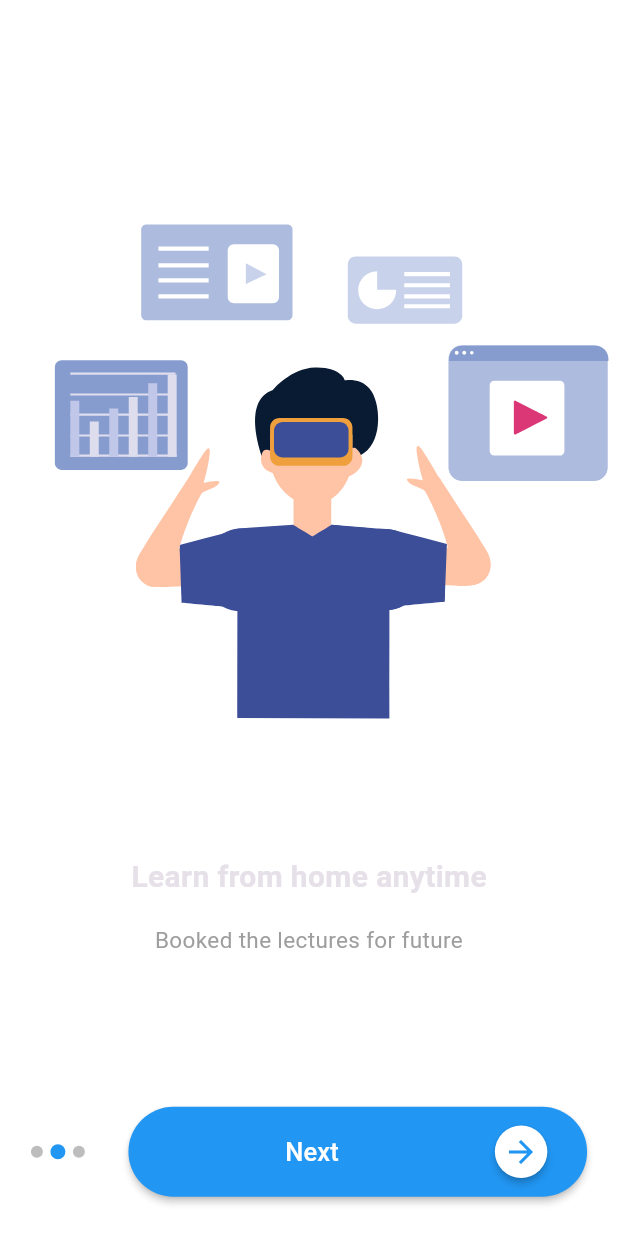
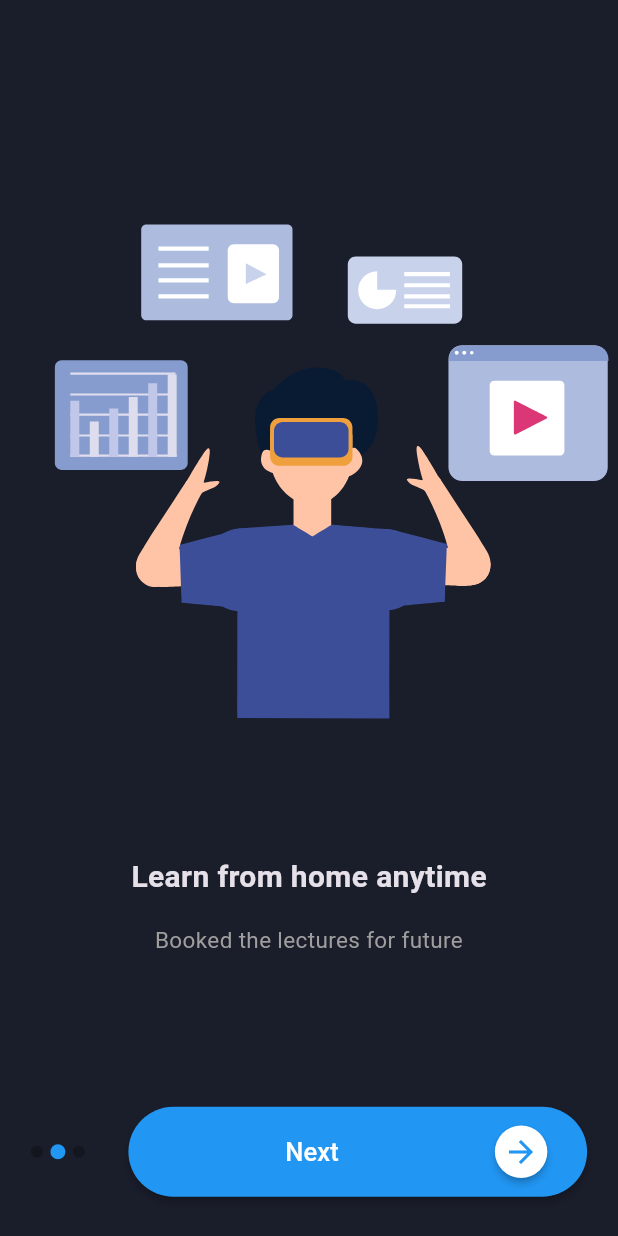
Before and after one commit to Mahmoud-Niazy/E-Learning, a Flutter app: the screen it shows after launch, after a tap on "Next", on a phone screen of 412 x 824 dp. Run offline on Flutter 3.47's test engine with Material 3 defaults, Android fonts, the phone set to English and light mode, and no system bars; our stand-ins replace carousel_slider, dio, flutter_bloc, flutter_dotenv, flutter_screenutil, get and 9 more; missing offline and left inert: flutter_stripe, translator; accounts and stored records are empty; network calls fail; Roboto replaces fonts that are missing (LamaSans); project files that could hold a hidden picture were left out.

Commit message:
toggle between 2 modes

```diff
--- a/lib/core/localization/languages/ar.dart
+++ b/lib/core/localization/languages/ar.dart
@@ -103,6 +103,6 @@ Map<String, String> arabicLanguage = {
   "has_been_added" : "تمت اضافتها للكورس الذي قمت بشرائه والذي بعنوان",
   "new_purchase" : "عملية شراء جديدة",
   "new_lecture" : "محاضرة جديدة",
-  "notifications" : "الاشعارات"
-
+  "notifications" : "الاشعارات",
+  "dark_mode" : "وضع الظلام"
 };
--- a/lib/core/localization/languages/en.dart
+++ b/lib/core/localization/languages/en.dart
@@ -103,7 +103,6 @@ Map<String,String> englishLanguage = {
   "has_been_added" : "has been added to the course that you purchased, which was titled",
   "new_purchase" : "New Purchase Process",
   "new_lecture" : "New Lecture",
-  "notifications" : "Notifications"
-
-
+  "notifications" : "Notifications",
+  "dark_mode" : "Dark mode"
 };
--- a/lib/core/service_locator/service_locator.dart
+++ b/lib/core/service_locator/service_locator.dart
@@ -57,6 +57,7 @@ import 'package:e_learning/features/notifications/presentation/manager/notificat
 import 'package:e_learning/features/on_boarding/presentation/manager/page_indicator_cubit/page_indicator_cubit.dart';
 import 'package:e_learning/features/search/domain/repos/search_repo.dart';
 import 'package:e_learning/features/search/presentation/manager/search_cubit.dart';
+import 'package:e_learning/features/theme/presentation/manager/theme_cubit.dart';
 import 'package:e_learning/features/user_uploaded_courses/data/repos/user_uploaded_courses_repo_imp.dart';
 import 'package:e_learning/features/user_uploaded_courses/domain/use_cases/get_user_uploaded_courses_use_case.dart';
 import 'package:e_learning/features/user_uploaded_courses/presentation/manager/uploaded_courses_cubit/user_uploaded_courses_cubit.dart';
@@ -320,5 +321,8 @@ class ServiceLocator {
     serviceLocator.registerFactory<NotificationsCubit>(
           ()=> NotificationsCubit(serviceLocator(),serviceLocator(),serviceLocator(),serviceLocator()),
     );
+    serviceLocator.registerFactory<ThemeCubit>(
+          ()=> ThemeCubit(),
+    );
   }
 }
--- a/lib/e_learning_app.dart
+++ b/lib/e_learning_app.dart
@@ -1,6 +1,8 @@
 import 'package:e_learning/core/theme/app_themes.dart';
 import 'package:e_learning/features/chat/presentation/manager/chat_cubit.dart';
 import 'package:e_learning/features/notifications/presentation/manager/notifications_cubit/notifications_cubit.dart';
+import 'package:e_learning/features/theme/presentation/manager/theme_cubit.dart';
+import 'package:e_learning/features/theme/presentation/manager/theme_states.dart';
 import 'package:flutter/material.dart';
 import 'package:e_learning/core/utils/app_dimensions.dart';
 import 'package:e_learning/features/add_lecture_to_course/presentation/manager/add_new_lecture_cubit.dart';
@@ -56,8 +58,11 @@ class ELearningApp extends StatelessWidget {
         BlocProvider(create: (context) => serviceLocator<LectureDetailsCubit>()),
         BlocProvider(create: (context) => serviceLocator<ChatCubit>()..receiveRealTimeMessage()),
         BlocProvider(create: (context) => serviceLocator<NotificationsCubit>()..getAllNotifications()..receiveRealTimeNotifications()),
+        BlocProvider(create: (context) => serviceLocator<ThemeCubit>()),
       ],
-      child: GetMaterialApp(
+      child: BlocBuilder<ThemeCubit, ThemeStates>(
+  builder: (context, state) {
+    return GetMaterialApp(
         debugShowCheckedModeBanner: false,
         theme: AppThemes.lightTheme,
         darkTheme: AppThemes.darkTheme,
@@ -65,7 +70,9 @@ class ELearningApp extends StatelessWidget {
         locale: CacheHelper.isAr == true ? Locale('ar')  : CacheHelper.isAr == false ? Locale('en') : Get.deviceLocale,
         translations: AppLanguages(),
         home: const SplashView(),
-      ),
+      );
+  },
+),
     );
   }
 }
--- a/lib/features/auth/presentation/views/forget_password_view.dart
+++ b/lib/features/auth/presentation/views/forget_password_view.dart
@@ -67,7 +67,9 @@ class ForgetPasswordView extends StatelessWidget {
                         Text(
                           'we_will_send_you_a_code'.tr,
                           style:
-                              AppStyles.style13.copyWith(color: Colors.black26),
+                              AppStyles.style13.copyWith(
+                                  color: CacheHelper.isDarkMode ? Colors.grey :Colors.black26
+                              ),
                         ),
                       ],
                     ),
--- a/lib/features/on_boarding/presentation/view/on_boarding_view.dart
+++ b/lib/features/on_boarding/presentation/view/on_boarding_view.dart
@@ -41,7 +41,7 @@ class OnBoardingView extends StatelessWidget {
     return BlocProvider(
       create: (context) => PageIndicatorCubit(),
       child: Scaffold(
-        backgroundColor: Colors.white,
+        // backgroundColor: Colors.white,
         body: Column(
           children: [
             Expanded(
--- a/lib/features/profile/presentation/views/profile_view.dart
+++ b/lib/features/profile/presentation/views/profile_view.dart
@@ -8,6 +8,7 @@ import 'package:e_learning/features/home/presentation/manager/home_cubit/home_cu
 import 'package:e_learning/features/home/presentation/manager/home_cubit/home_states.dart';
 import 'package:e_learning/features/home/presentation/views/widgets/home_user_image.dart';
 import 'package:e_learning/features/profile/presentation/views/widgets/setting_item.dart';
+import 'package:e_learning/features/theme/presentation/views/select_theme_view.dart';
 import 'package:e_learning/features/user_uploaded_courses/presentation/manager/uploaded_courses_cubit/user_uploaded_courses_cubit.dart';
 import 'package:e_learning/features/user_uploaded_courses/presentation/views/user_uploaded_courses_view.dart';
 import 'package:flutter/material.dart';
@@ -106,7 +107,9 @@ class ProfileView extends StatelessWidget {
                         ),
                         SettingItem(
                           title: 'mode'.tr,
-                          onPressed: () {},
+                          onPressed: () {
+                            navigate(context: context, screen: SelectThemeView());
+                          },
                         ),
                         SettingItem(
                           title: 'contact_us'.tr,
--- /dev/null
+++ b/lib/features/theme/presentation/manager/theme_cubit.dart
@@ -0,0 +1,17 @@
+import 'package:e_learning/core/cache_helper/cache_helper.dart';
+import 'package:e_learning/core/utils/app_keys.dart';
+import 'package:e_learning/features/theme/presentation/manager/theme_states.dart';
+import 'package:flutter_bloc/flutter_bloc.dart';
+
+class ThemeCubit extends Cubit<ThemeStates>{
+  ThemeCubit() : super(ThemeInitialState());
+
+  bool? checkValue;
+
+  Future<void> changeTheme(bool isDark)async{
+    emit(ThemeLoadingState());
+    checkValue = isDark;
+   await CacheHelper.saveData(key: AppKeys.isDarkMode, value: isDark);
+    emit(ChangeThemeState());
+  }
+}
--- /dev/null
+++ b/lib/features/theme/presentation/manager/theme_states.dart
@@ -0,0 +1,6 @@
+abstract class ThemeStates {}
+
+class ThemeInitialState extends ThemeStates{}
+
+class ThemeLoadingState extends ThemeStates{}
+class ChangeThemeState extends ThemeStates{}
```
Also changed, not shown: lib/features/theme/presentation/views/select_theme_view.dart (added, +45 -0 lines), lib/core/theme/manager/theme_cubit.dart (deleted), lib/core/theme/manager/theme_states.dart (deleted).
